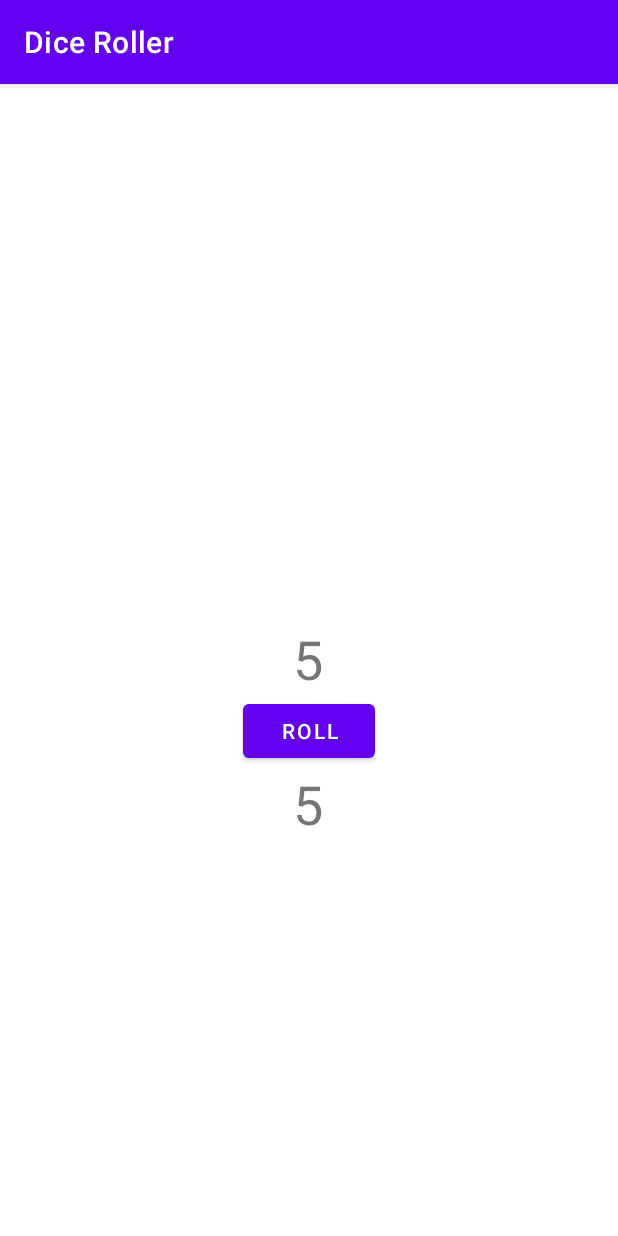
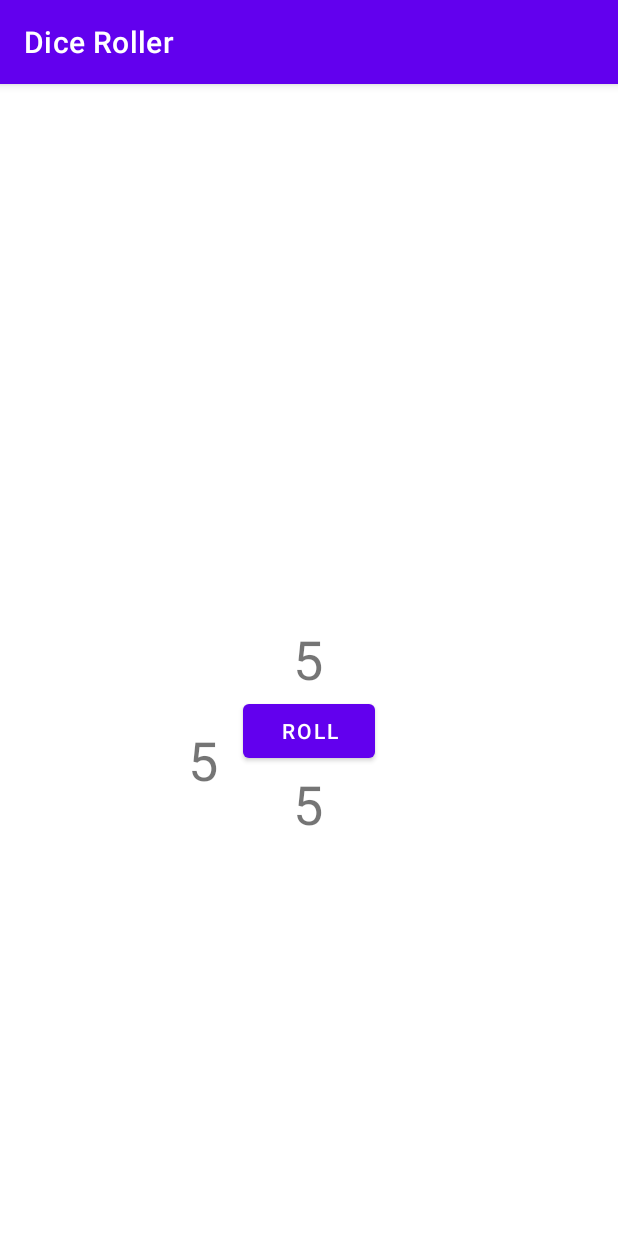
Before and after one commit to AndresFelipeValencia/Dice-Roll, an Android app: the screen it shows after launch (MainActivity), after a tap on "ROLL", on a phone screen of 412 x 824 dp. Run offline under Robolectric (Android 15) with nearby library versions, the phone set to English and light mode, and no system bars.

```diff
--- a/app/app/src/main/java/com/example/diceroller/MainActivity.kt
+++ b/app/app/src/main/java/com/example/diceroller/MainActivity.kt
@@ -18,6 +18,7 @@ class MainActivity : AppCompatActivity() {
         rollButton.setOnClickListener {
             rollDice()
             rollDiceOne()
+            rollDiceTwo()
         }
     }
 
@@ -44,4 +45,14 @@ class MainActivity : AppCompatActivity() {
         resultTextViewOne.text = diceRollOne.toString()
     }
 
+    private fun rollDiceTwo() {
+        // Create new Dice object with 6 sides and roll it
+        val diceTwo = Dice(6)
+        val diceRollTwo = diceTwo.roll()
+
+        // Update the screen with the dice roll
+        val resultTextViewTwo: TextView = findViewById(R.id.textView3)
+        resultTextViewTwo.text = diceRollTwo.toString()
+    }
+
 }
--- a/app/app/src/main/res/layout/activity_main.xml
+++ b/app/app/src/main/res/layout/activity_main.xml
@@ -41,4 +41,17 @@
         app:layout_constraintVertical_bias="0.0"
         tools:text="1" />
 
+    <TextView
+        android:id="@+id/textView3"
+        android:layout_width="wrap_content"
+        android:layout_height="wrap_content"
+        android:textSize="36sp"
+        app:layout_constraintBottom_toBottomOf="parent"
+        app:layout_constraintEnd_toStartOf="@+id/textView"
+        app:layout_constraintHorizontal_bias="0.714"
+        app:layout_constraintStart_toStartOf="parent"
+        app:layout_constraintTop_toTopOf="parent"
+        app:layout_constraintVertical_bias="0.592"
+        tools:text="1" />
+
 </androidx.constraintlayout.widget.ConstraintLayout>
```
